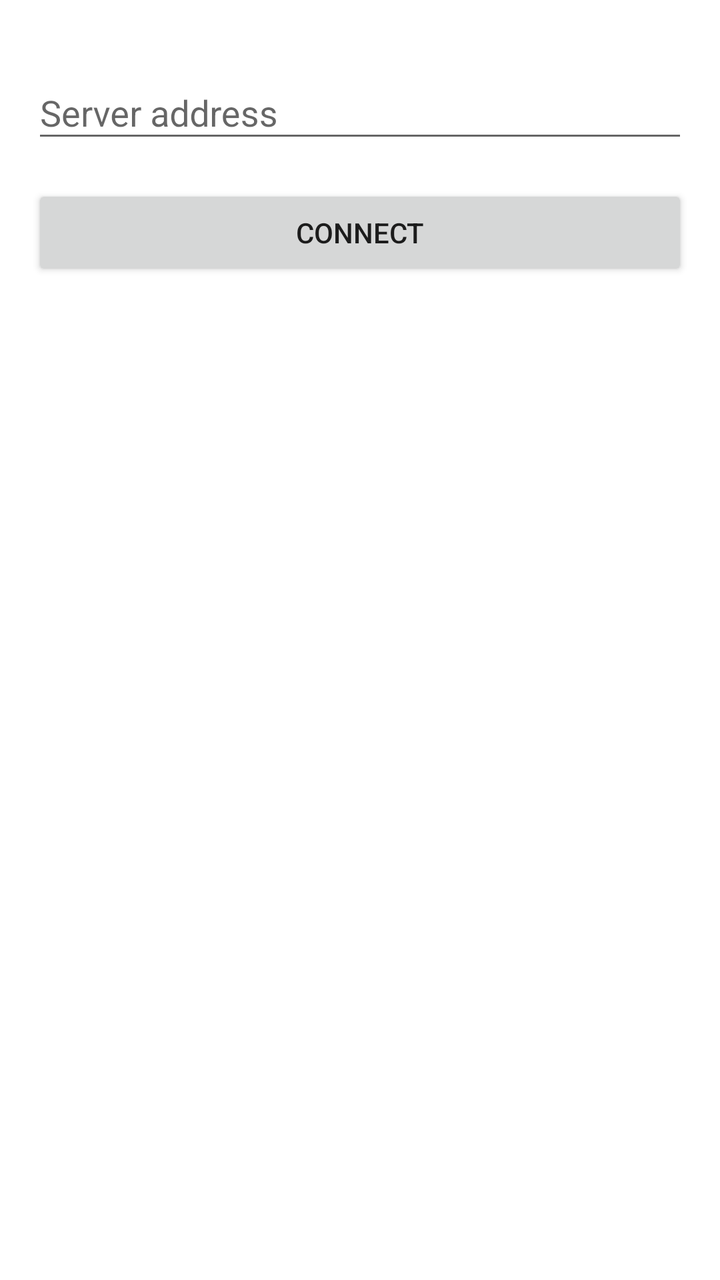
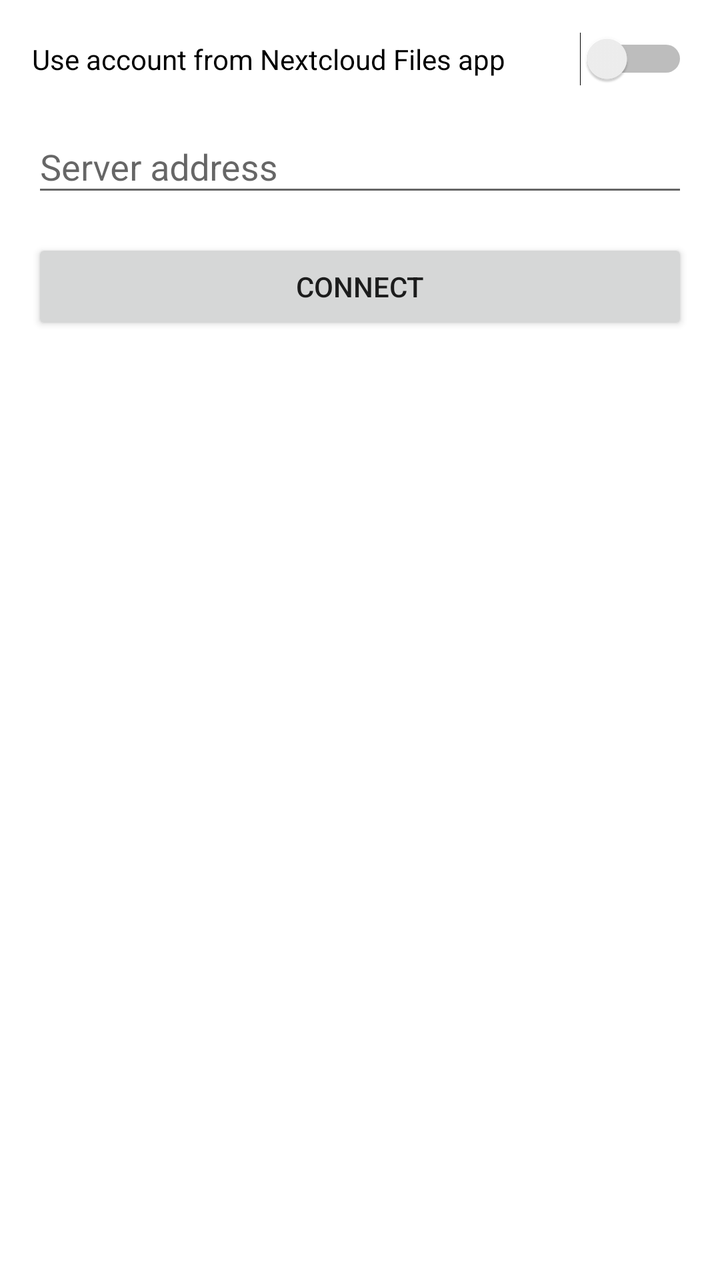

Before-and-after screenshots of an Android layout around one commit, followed by the original layout XML and the change that was made.
<!-- AndroidManifest.xml: application theme AppTheme -->
<!-- res/layout/activity_settings.xml -->
<?xml version="1.0" encoding="utf-8"?>
<LinearLayout xmlns:android="http://schemas.android.com/apk/res/android"
    xmlns:app="http://schemas.android.com/apk/res-auto"
    android:layout_width="match_parent"
    android:layout_height="match_parent"
    android:orientation="vertical"
    android:paddingTop="@dimen/activity_vertical_margin"
    android:paddingLeft="@dimen/activity_horizontal_margin"
    android:paddingRight="@dimen/activity_horizontal_margin">

    <com.google.android.material.textfield.TextInputLayout
        android:id="@+id/settings_url_wrapper"
        android:layout_width="match_parent"
        android:layout_height="wrap_content"
        android:layout_marginTop="8dp">

        <EditText
            android:id="@+id/settings_url"
            android:layout_width="match_parent"
            android:layout_height="wrap_content"
            android:hint="@string/settings_url"
            android:inputType="textUri"
            android:textColor="@color/fg_default" />
    </com.google.android.material.textfield.TextInputLayout>

    <TextView
        android:id="@+id/settings_url_warn_http"
        android:layout_width="match_parent"
        android:layout_height="wrap_content"
        android:layout_marginBottom="8dp"
        android:layout_marginTop="8dp"
        android:background="@color/bg_attention"
        android:padding="8dp"
        android:text="@string/settings_url_warn_http"
        android:textColor="@color/fg_contrast"
        android:visibility="gone" />

    <com.google.android.material.textfield.TextInputLayout
        android:id="@+id/settings_username_wrapper"
        android:layout_width="match_parent"
        android:layout_height="wrap_content"
        android:visibility="gone">

        <EditText
            android:id="@+id/settings_username"
            android:layout_width="match_parent"
            android:layout_height="wrap_content"
            android:hint="@string/settings_username"
            android:inputType="text"
            android:textColor="@color/fg_default" />
    </com.google.android.material.textfield.TextInputLayout>

    <com.google.android.material.textfield.TextInputLayout
        android:id="@+id/settings_password_wrapper"
        android:layout_width="match_parent"
        android:layout_height="wrap_content"
        app:passwordToggleEnabled="true"
        android:visibility="gone">

        <EditText
            android:id="@+id/settings_password"
            android:layout_width="match_parent"
            android:layout_height="wrap_content"
            android:hint="@string/settings_password"
            android:inputType="textPassword"
            android:textColor="@color/fg_default" />
    </com.google.android.material.textfield.TextInputLayout>

    <Button
        android:id="@+id/settings_submit"
        android:layout_width="match_parent"
        android:layout_height="wrap_content"
        android:layout_marginBottom="10pt"
        android:layout_marginTop="@dimen/activity_vertical_margin"
        android:text="@string/settings_submit"/>

</LinearLayout>
<!-- resources referenced by this layout -->
<resources>
  <color name="bg_attention">#d40000</color>
  <color name="fg_contrast">#ffffff</color>
  <color name="fg_default">#000000</color>
  <dimen name="activity_horizontal_margin">16dp</dimen>
  <dimen name="activity_vertical_margin">16dp</dimen>
  <string name="settings_password">Password</string>
  <string name="settings_submit">Connect</string>
  <string name="settings_url">Server address</string>
  <string name="settings_url_warn_http">WARNING: "http" is unsafe. Please use "https".</string>
  <string name="settings_username">Username</string>
  <style name="AppTheme" parent="@style/Theme.AppCompat.DayNight.DarkActionBar">
          
          
          <item name="colorPrimary">@color/primary</item>
          
          <item name="colorPrimaryDark">@color/primary_dark</item>
          
          <item name="colorAccent">@color/primary</item>
          <item name="windowActionModeOverlay">true</item>
          <item name="android:windowBackground">@color/bg_normal</item>
      </style>
  <color name="primary">#0082C9</color>
  <color name="primary_dark">#286090</color>
  <color name="bg_normal">#ffffff</color>
</resources>

<!-- the commit's change to res/layout/activity_settings.xml (unified diff, before → after) -->
@@ -1,12 +1,19 @@
 <?xml version="1.0" encoding="utf-8"?>
 <LinearLayout xmlns:android="http://schemas.android.com/apk/res/android"
     xmlns:app="http://schemas.android.com/apk/res-auto"
+    android:id="@+id/account_settings_layout"
     android:layout_width="match_parent"
     android:layout_height="match_parent"
     android:orientation="vertical"
     android:paddingTop="@dimen/activity_vertical_margin"
     android:paddingLeft="@dimen/activity_horizontal_margin"
     android:paddingRight="@dimen/activity_horizontal_margin">
+
+    <Switch
+        android:id="@+id/use_sso_switch"
+        android:layout_width="match_parent"
+        android:layout_height="wrap_content"
+        android:text="@string/use_sso_toggle" />
 
     <com.google.android.material.textfield.TextInputLayout
         android:id="@+id/settings_url_wrapper"
<!-- resource entries referenced after the edit -->
@@ -10,6 +10,7 @@
   <string name="settings_url">Server address</string>
   <string name="settings_url_warn_http">WARNING: "http" is unsafe. Please use "https".</string>
   <string name="settings_username">Username</string>
+  <string name="use_sso_toggle">Use account from Nextcloud Files app</string>
   <style name="AppTheme" parent="@style/Theme.AppCompat.DayNight.DarkActionBar">
           
           
